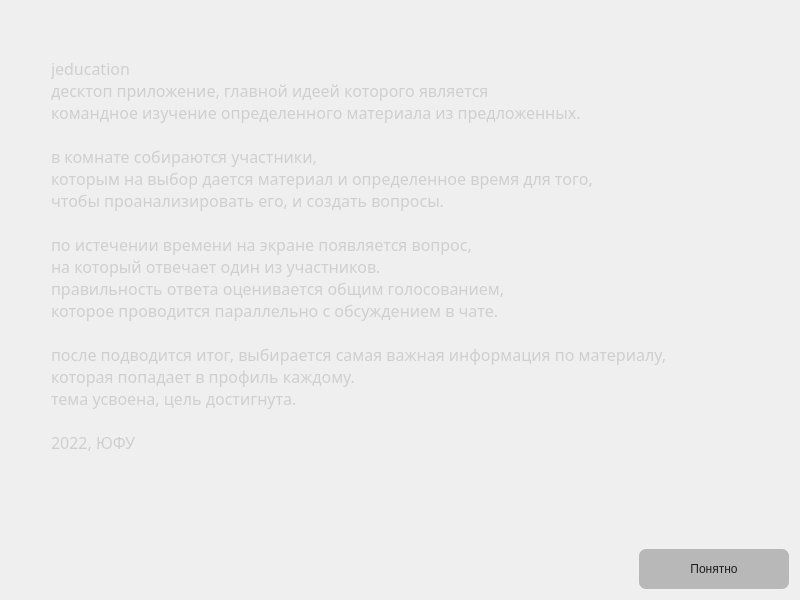
Old version of the form Client/jeducation-v0.1/info.ui in the repository Avedik/Desktop-application-IEducation.
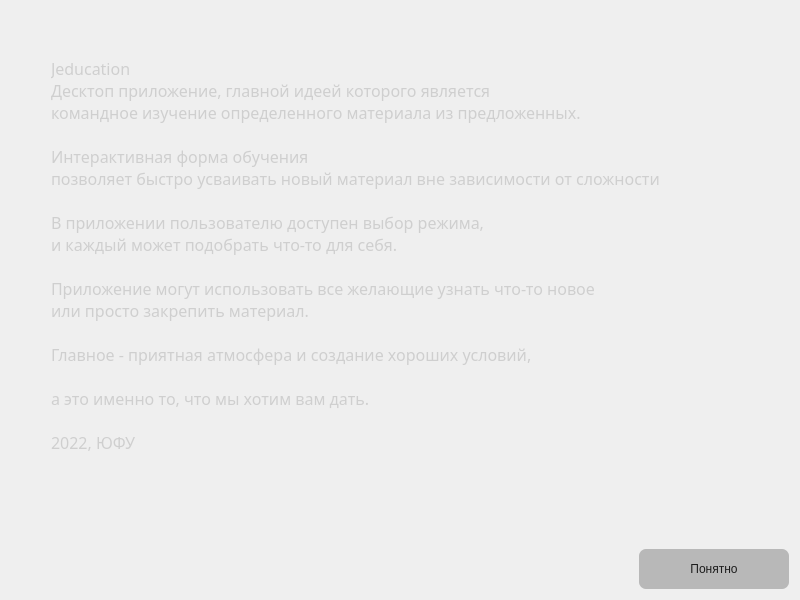
New version of the form.

What changed in the file:
```diff
--- a/Client/jeducation-v0.1/info.ui
+++ b/Client/jeducation-v0.1/info.ui
@@ -66,22 +66,22 @@
         <string notr="true">color: rgb(207, 207, 207);</string>
        </property>
        <property name="text">
-        <string>jeducation
-десктоп приложение, главной идеей которого является 
+        <string>Jeducation
+Десктоп приложение, главной идеей которого является 
 командное изучение определенного материала из предложенных.
 
-в комнате собираются участники, 
-которым на выбор дается материал и определенное время для того,
-чтобы проанализировать его, и создать вопросы.
+Интерактивная форма обучения 
+позволяет быстро усваивать новый материал вне зависимости от сложности
 
-по истечении времени на экране появляется вопрос,
-на который отвечает один из участников.
-правильность ответа оценивается общим голосованием, 
-которое проводится параллельно с обсуждением в чате. 
+В приложении пользователю доступен выбор режима,
+и каждый может подобрать что-то для себя.
 
-после подводится итог, выбирается самая важная информация по материалу, 
-которая попадает в профиль каждому.
-тема усвоена, цель достигнута.
+Приложение могут использовать все желающие узнать что-то новое
+или просто закрепить материал.
+
+Главное - приятная атмосфера и создание хороших условий,
+
+а это именно то, что мы хотим вам дать.
 
 2022, ЮФУ</string>
        </property>
```
